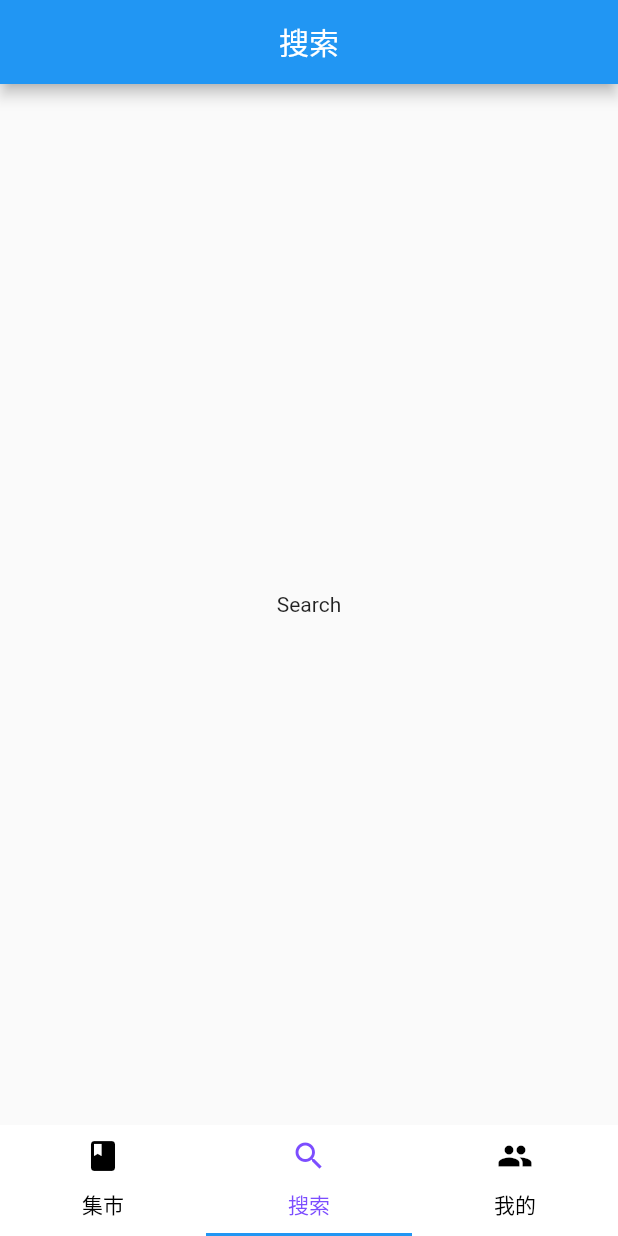
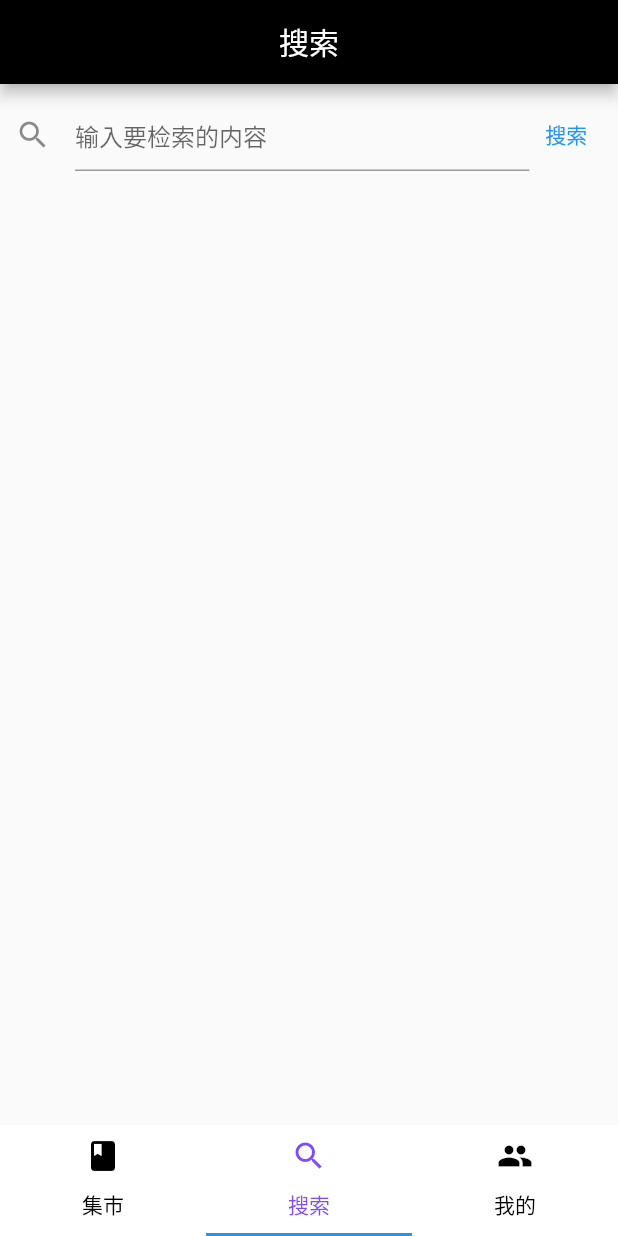
Before and after one commit to Mr-H-s-Fans/TheCampusMarket, a Flutter app: the screen it shows after launch, item 2 of the bottom bar chosen, on a phone screen of 412 x 824 dp. Run offline on Flutter 3.47's test engine with Material 2 defaults, Android fonts, the phone set to English and light mode, and no system bars.

Commit message:
search change one

```diff
--- a/lib/main.dart
+++ b/lib/main.dart
@@ -1,7 +1,7 @@
 import 'package:flutter/material.dart';
-
+import 'Search.dart';
 import 'package:hello/app.dart';
 
 void main() {
-  runApp(const CampusMarket());
+  runApp( const CampusMarket());
 }
--- a/lib/search.dart
+++ b/lib/search.dart
@@ -8,25 +8,73 @@ class Search extends StatefulWidget {
 }
 
 class SearchState extends State<Search> {
+  final TextEditingController _controller = TextEditingController();
+  late String tip;
+
   @override
   Widget build(BuildContext context) {
     return MaterialApp(
       debugShowCheckedModeBanner: false,
       home: Scaffold(
+        resizeToAvoidBottomInset: false,
         appBar: AppBar(
+          backgroundColor: Colors.black,
           title: const Text("搜索"),
           centerTitle: true,
         ),
-        body: Center(
-          child: Column(
-            mainAxisAlignment: MainAxisAlignment.center,
-            children: const <Widget>[
-              Text("Search"),
-            ],
+        body: SingleChildScrollView(
+          child: Padding(
+            padding: EdgeInsets.all(10),
+            child: Column(
+              mainAxisAlignment: MainAxisAlignment.start,
+              children: <Widget>[
+                Row(
+                  mainAxisAlignment: MainAxisAlignment.center,
+                  children: <Widget>[
+                    Expanded(
+                      child: TextField(
+                        controller: _controller,
+                        autofocus: false,
+                        decoration: InputDecoration(
+                          icon: Icon(Icons.search),
+                          hintText: "输入要检索的内容",
+                        ),
+                      ),
+                      flex: 7,
+                    ),
+                    Expanded(
+                      child: TextButton(
+                          onPressed: () {
+                            showDialog(
+                                context: context,
+                                builder: (ctx) {
+                                  if (_controller.text.isEmpty) {
+                                    tip = "检索内容不能为空";
+                                  } else {
+                                    tip = "正在搜索：${_controller.text}";
+                                  }
+                                  return SimpleDialog(
+                                    title: Text("提示"),
+                                    children: <Widget>[
+                                      ListTile(
+                                        title: Center(
+                                          child: Text(tip),
+                                        ),
+                                      ),
+                                    ],
+                                  );
+                                });
+                          },
+                          child: Text("搜索")),
+                      flex: 1,
+                    ),
+                  ],
+                ),
+              ],
+            ),
           ),
         ),
       ),
     );
   }
-
 }
```
Also changed, not shown: pubspec.lock.
